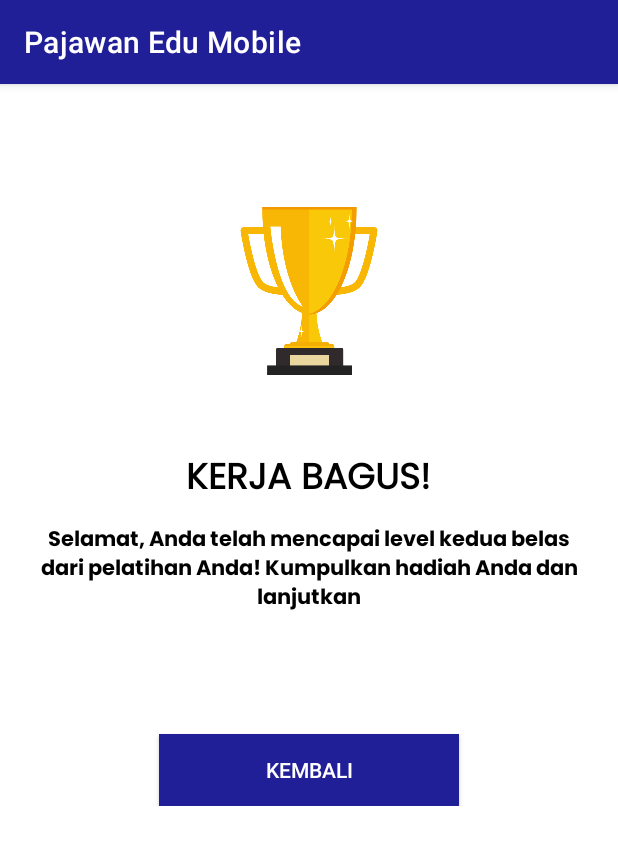
After one commit to Wira07/PajawanEdu-Mobile, an Android app: the TopScoreActivity screen opened directly, with no data from a screen before it, on a phone screen of 412 x 824 dp. The commit adds this screen. Shown: the top 845 px of the screen. Run offline under Robolectric (Android 15) with nearby library versions, the phone set to English and light mode, and no system bars.

Commit message:
update file

```diff
--- a/app/src/main/AndroidManifest.xml
+++ b/app/src/main/AndroidManifest.xml
@@ -14,6 +14,9 @@
         android:supportsRtl="true"
         android:theme="@style/Theme.PajawanEduMobile"
         tools:targetApi="31">
+        <activity
+            android:name=".quiz.TopScoreActivity"
+            android:exported="false" />
         <activity
             android:name=".quiz.LevelMathActivity"
             android:exported="false" />
--- /dev/null
+++ b/app/src/main/java/com/wira_fkom/pajawanedumobile/quiz/TopScoreActivity.kt
@@ -0,0 +1,29 @@
+package com.wira_fkom.pajawanedumobile.quiz
+
+import android.content.Intent
+import android.os.Bundle
+import androidx.appcompat.app.AppCompatActivity
+import com.wira_fkom.pajawanedumobile.MainActivity
+import com.wira_fkom.pajawanedumobile.databinding.ActivityTopScoreBinding
+
+class TopScoreActivity : AppCompatActivity() {
+    private lateinit var binding: ActivityTopScoreBinding
+
+    override fun onCreate(savedInstanceState: Bundle?) {
+        super.onCreate(savedInstanceState)
+        binding = ActivityTopScoreBinding.inflate(layoutInflater)
+        setContentView(binding.root)
+
+        val correctAnswers = intent.getIntExtra("CORRECT_ANSWERS", 0)
+        val totalQuestions = intent.getIntExtra("TOTAL_QUESTIONS", 10)
+
+        val scoreMessage = "Anda menjawab $correctAnswers dari $totalQuestions pertanyaan dengan benar!"
+        binding.scoreMessage.text = scoreMessage
+
+        binding.collectPrizeButton.setOnClickListener {
+            // Kembali ke layar utama atau aktivitas lain
+            startActivity(Intent(this, MainActivity::class.java))
+            finish()
+        }
+    }
+}
--- /dev/null
+++ b/app/src/main/res/layout/activity_top_score.xml
@@ -0,0 +1,70 @@
+<?xml version="1.0" encoding="utf-8"?>
+<RelativeLayout xmlns:android="http://schemas.android.com/apk/res/android"
+    xmlns:app="http://schemas.android.com/apk/res-auto"
+    xmlns:tools="http://schemas.android.com/tools"
+    android:layout_width="match_parent"
+    android:layout_height="match_parent"
+    android:padding="16dp"
+    tools:context=".quiz.TopScoreActivity">
+
+    <LinearLayout
+        android:layout_width="match_parent"
+        android:layout_height="wrap_content"
+        android:layout_centerHorizontal="true"
+        android:layout_marginTop="32dp"
+        android:orientation="vertical"
+        android:gravity="center">
+
+        <ImageView
+            android:id="@+id/dumbbellIcon"
+            android:layout_width="180dp"
+            android:layout_height="180dp"
+            android:layout_gravity="center"
+            android:src="@drawable/piala" />
+
+        <TextView
+            android:id="@+id/congratulationsMessage"
+            android:layout_width="wrap_content"
+            android:layout_height="wrap_content"
+            android:layout_gravity="center"
+            android:layout_marginTop="16dp"
+            android:text="KERJA BAGUS!"
+            android:fontFamily="@font/poppins_regular"
+            android:textColor="@color/black"
+            android:textSize="24sp"
+            android:textStyle="bold" />
+
+        <TextView
+            android:id="@+id/congratulationsSubMessage"
+            android:layout_width="wrap_content"
+            android:layout_height="wrap_content"
+            android:layout_gravity="center"
+            android:layout_marginTop="8dp"
+            android:fontFamily="@font/poppins_bold"
+            android:text="Selamat, Anda telah mencapai level kedua belas dari pelatihan Anda! Kumpulkan hadiah Anda dan lanjutkan"
+            android:textColor="@color/black"
+            android:textSize="14sp"
+            android:gravity="center" />
+
+        <TextView
+            android:id="@+id/scoreMessage"
+            android:layout_width="wrap_content"
+            android:layout_height="wrap_content"
+            android:layout_gravity="center"
+            android:layout_marginTop="16dp"
+            android:textColor="#FFFFFF"
+            android:textSize="18sp"
+            android:gravity="center" />
+
+        <androidx.appcompat.widget.AppCompatButton
+            android:id="@+id/collectPrizeButton"
+            android:layout_width="200dp"
+            android:layout_height="wrap_content"
+            android:layout_gravity="center"
+            android:layout_marginTop="16dp"
+            android:background="@color/primarydark"
+            android:text="Kembali"
+            android:textColor="#FFFFFF" />
+    </LinearLayout>
+
+</RelativeLayout>
```
Also changed, not shown: app/src/main/java/com/wira_fkom/pajawanedumobile/quiz/QuizMathActivity.kt (+35 -27 lines), app/src/main/res/drawable/piala.png (added).
